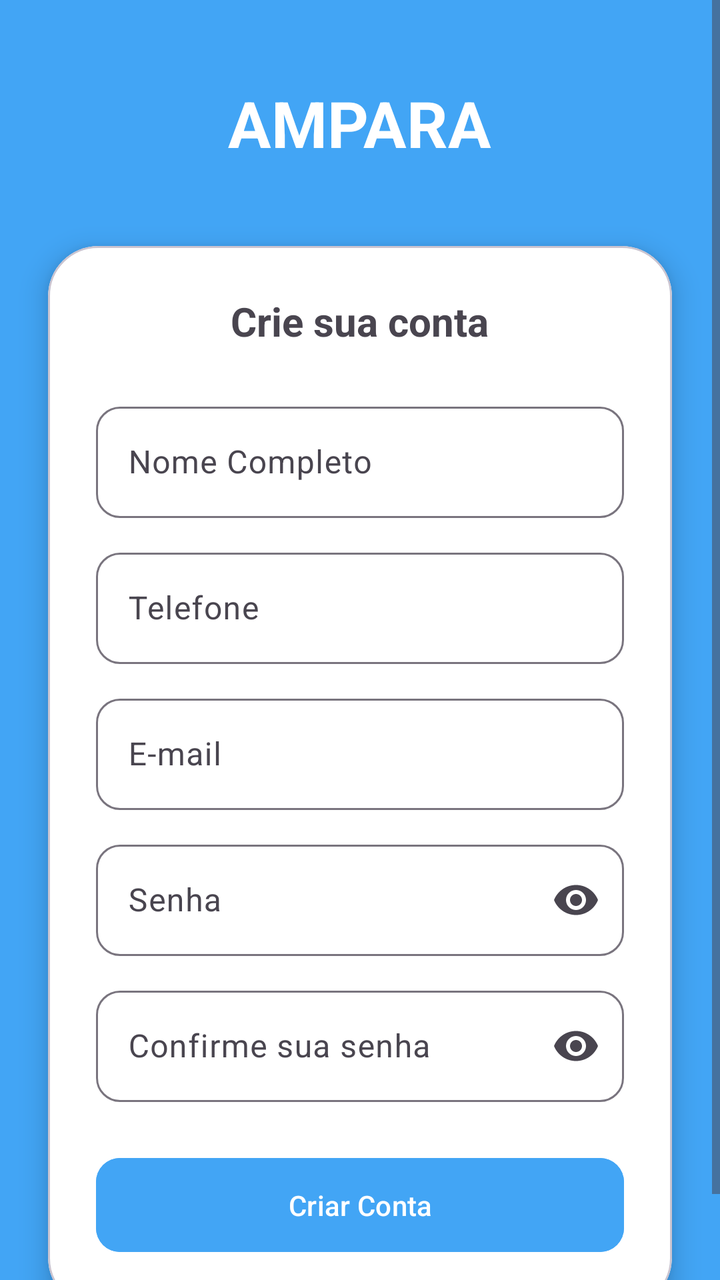
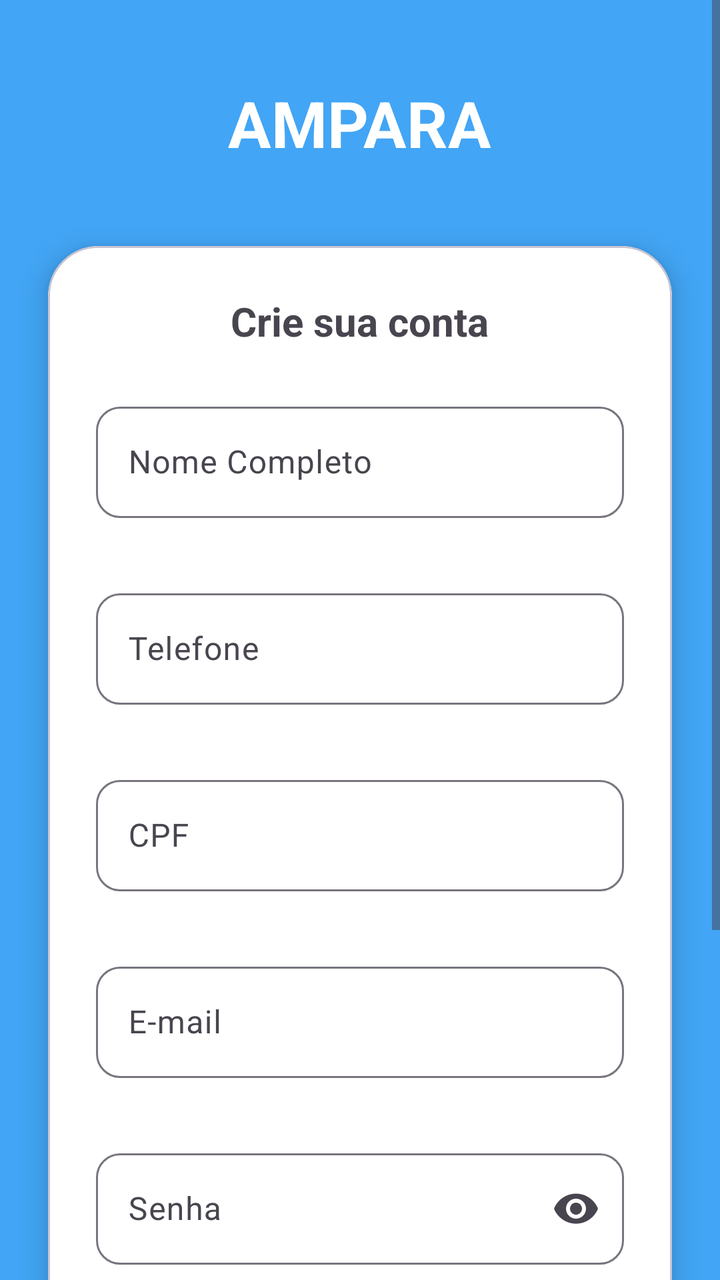

Before-and-after screenshots of an Android layout around one commit, followed by the original layout XML and the change that was made.
<!-- AndroidManifest.xml: application theme Theme.Ampara -->
<!-- res/layout/activity_register.xml -->
<?xml version="1.0" encoding="utf-8"?>
<androidx.constraintlayout.widget.ConstraintLayout xmlns:android="http://schemas.android.com/apk/res/android"
    xmlns:app="http://schemas.android.com/apk/res-auto"
    xmlns:tools="http://schemas.android.com/tools"
    android:layout_width="match_parent"
    android:layout_height="match_parent"
    android:background="@color/primary_ampara"
    tools:context=".ui.RegisterActivity">

    <ScrollView
        android:layout_width="match_parent"
        android:layout_height="match_parent"
        android:fillViewport="true">

        <androidx.constraintlayout.widget.ConstraintLayout
            android:layout_width="match_parent"
            android:layout_height="wrap_content"
            android:paddingBottom="32dp">

            <TextView
                android:id="@+id/tvTitle"
                android:layout_width="wrap_content"
                android:layout_height="wrap_content"
                android:layout_marginTop="40dp"
                android:text="AMPARA"
                android:textColor="@color/white"
                android:textSize="32sp"
                android:textStyle="bold"
                app:layout_constraintEnd_toEndOf="parent"
                app:layout_constraintStart_toStartOf="parent"
                app:layout_constraintTop_toTopOf="parent" />

            <com.google.android.material.card.MaterialCardView
                android:id="@+id/cardRegister"
                android:layout_width="0dp"
                android:layout_height="wrap_content"
                android:layout_marginStart="24dp"
                android:layout_marginTop="40dp"
                android:layout_marginEnd="24dp"
                app:cardBackgroundColor="@color/white"
                app:cardCornerRadius="25dp"
                app:cardElevation="8dp"
                app:layout_constraintEnd_toEndOf="parent"
                app:layout_constraintStart_toStartOf="parent"
                app:layout_constraintTop_toBottomOf="@id/tvTitle">

                <LinearLayout
                    android:layout_width="match_parent"
                    android:layout_height="wrap_content"
                    android:orientation="vertical"
                    android:padding="24dp">

                    <TextView
                        android:layout_width="wrap_content"
                        android:layout_height="wrap_content"
                        android:layout_gravity="center"
                        android:layout_marginBottom="24dp"
                        android:text="Crie sua conta"
                        android:textColor="@color/text_dark"
                        android:textSize="20sp"
                        android:textStyle="bold" />

                    <com.google.android.material.textfield.TextInputLayout
                        style="@style/Widget.Material3.TextInputLayout.OutlinedBox"
                        android:layout_width="match_parent"
                        android:layout_height="wrap_content"
                        android:layout_marginBottom="12dp"
                        android:hint="Nome Completo"
                        app:boxCornerRadiusBottomEnd="12dp"
                        app:boxCornerRadiusBottomStart="12dp"
                        app:boxCornerRadiusTopEnd="12dp"
                        app:boxCornerRadiusTopStart="12dp">

                        <com.google.android.material.textfield.TextInputEditText
                            android:id="@+id/edtName"
                            android:layout_width="match_parent"
                            android:layout_height="wrap_content"
                            android:inputType="textPersonName" />
                    </com.google.android.material.textfield.TextInputLayout>

                    <com.google.android.material.textfield.TextInputLayout
                        style="@style/Widget.Material3.TextInputLayout.OutlinedBox"
                        android:layout_width="match_parent"
                        android:layout_height="wrap_content"
                        android:layout_marginBottom="12dp"
                        android:hint="Telefone"
                        app:boxCornerRadiusBottomEnd="12dp"
                        app:boxCornerRadiusBottomStart="12dp"
                        app:boxCornerRadiusTopEnd="12dp"
                        app:boxCornerRadiusTopStart="12dp">

                        <com.google.android.material.textfield.TextInputEditText
                            android:id="@+id/edtPhone"
                            android:layout_width="match_parent"
                            android:layout_height="wrap_content"
                            android:inputType="phone" />
                    </com.google.android.material.textfield.TextInputLayout>

                    <com.google.android.material.textfield.TextInputLayout
                        style="@style/Widget.Material3.TextInputLayout.OutlinedBox"
                        android:layout_width="match_parent"
                        android:layout_height="wrap_content"
                        android:layout_marginBottom="12dp"
                        android:hint="E-mail"
                        app:boxCornerRadiusBottomEnd="12dp"
                        app:boxCornerRadiusBottomStart="12dp"
                        app:boxCornerRadiusTopEnd="12dp"
                        app:boxCornerRadiusTopStart="12dp">

                        <com.google.android.material.textfield.TextInputEditText
                            android:id="@+id/edtEmail"
                            android:layout_width="match_parent"
                            android:layout_height="wrap_content"
                            android:inputType="textEmailAddress" />
                    </com.google.android.material.textfield.TextInputLayout>

                    <com.google.android.material.textfield.TextInputLayout
                        style="@style/Widget.Material3.TextInputLayout.OutlinedBox"
                        android:layout_width="match_parent"
                        android:layout_height="wrap_content"
                        android:layout_marginBottom="12dp"
                        android:hint="Senha"
                        app:boxCornerRadiusBottomEnd="12dp"
                        app:boxCornerRadiusBottomStart="12dp"
                        app:boxCornerRadiusTopEnd="12dp"
                        app:boxCornerRadiusTopStart="12dp"
                        app:endIconMode="password_toggle">

                        <com.google.android.material.textfield.TextInputEditText
                            android:id="@+id/edtPassword"
                            android:layout_width="match_parent"
                            android:layout_height="wrap_content"
                            android:inputType="textPassword" />
                    </com.google.android.material.textfield.TextInputLayout>

                    <com.google.android.material.textfield.TextInputLayout
                        style="@style/Widget.Material3.TextInputLayout.OutlinedBox"
                        android:layout_width="match_parent"
                        android:layout_height="wrap_content"
                        android:layout_marginBottom="24dp"
                        android:hint="Confirme sua senha"
                        app:boxCornerRadiusBottomEnd="12dp"
                        app:boxCornerRadiusBottomStart="12dp"
                        app:boxCornerRadiusTopEnd="12dp"
                        app:boxCornerRadiusTopStart="12dp"
                        app:endIconMode="password_toggle">

                        <com.google.android.material.textfield.TextInputEditText
                            android:id="@+id/edtConfirmPassword"
                            android:layout_width="match_parent"
                            android:layout_height="wrap_content"
                            android:inputType="textPassword" />
                    </com.google.android.material.textfield.TextInputLayout>

                    <Button
                        android:id="@+id/btnRegister"
                        android:layout_width="match_parent"
                        android:layout_height="55dp"
                        android:backgroundTint="@color/primary_ampara"
                        android:text="Criar Conta"
                        android:textAllCaps="false"
                        android:textColor="@color/white"
                        app:cornerRadius="12dp" />

                </LinearLayout>

            </com.google.android.material.card.MaterialCardView>

        </androidx.constraintlayout.widget.ConstraintLayout>
    </ScrollView>

</androidx.constraintlayout.widget.ConstraintLayout>
<!-- resources referenced by this layout -->
<resources>
  <color name="primary_ampara">#42A5F5</color>
  <color name="text_dark">#49454F</color>
  <color name="white">#FFFFFFFF</color>
  <style name="Theme.Ampara" parent="Theme.Material3.DayNight.NoActionBar">
          
          <item name="colorPrimary">@color/primary_ampara</item>
          <item name="colorOnPrimary">@color/white</item>
          <item name="colorPrimaryContainer">@color/primary_ampara_light</item>
  
          
          <item name="android:statusBarColor">@color/primary_ampara</item>
      </style>
  <color name="primary_ampara_light">#E3F2FD</color>
</resources>

<!-- the commit's change to res/layout/activity_register.xml (unified diff, before → after) -->
@@ -61,6 +61,7 @@
                         android:textStyle="bold" />
 
                     <com.google.android.material.textfield.TextInputLayout
+                        android:id="@+id/tilName"
                         style="@style/Widget.Material3.TextInputLayout.OutlinedBox"
                         android:layout_width="match_parent"
                         android:layout_height="wrap_content"
@@ -69,7 +70,8 @@
                         app:boxCornerRadiusBottomEnd="12dp"
                         app:boxCornerRadiusBottomStart="12dp"
                         app:boxCornerRadiusTopEnd="12dp"
-                        app:boxCornerRadiusTopStart="12dp">
+                        app:boxCornerRadiusTopStart="12dp"
+                        app:errorEnabled="true">
 
                         <com.google.android.material.textfield.TextInputEditText
                             android:id="@+id/edtName"
@@ -79,6 +81,7 @@
                     </com.google.android.material.textfield.TextInputLayout>
 
                     <com.google.android.material.textfield.TextInputLayout
+                        android:id="@+id/tilPhone"
                         style="@style/Widget.Material3.TextInputLayout.OutlinedBox"
                         android:layout_width="match_parent"
                         android:layout_height="wrap_content"
@@ -87,16 +90,40 @@
                         app:boxCornerRadiusBottomEnd="12dp"
                         app:boxCornerRadiusBottomStart="12dp"
                         app:boxCornerRadiusTopEnd="12dp"
-                        app:boxCornerRadiusTopStart="12dp">
+                        app:boxCornerRadiusTopStart="12dp"
+                        app:errorEnabled="true">
 
                         <com.google.android.material.textfield.TextInputEditText
                             android:id="@+id/edtPhone"
                             android:layout_width="match_parent"
                             android:layout_height="wrap_content"
-                            android:inputType="phone" />
-                    </com.google.android.material.textfield.TextInputLayout>
-
-                    <com.google.android.material.textfield.TextInputLayout
+                            android:inputType="phone"
+                            android:maxLength="15" />
+                    </com.google.android.material.textfield.TextInputLayout>
+
+                    <com.google.android.material.textfield.TextInputLayout
+                        android:id="@+id/tilCpf"
+                        style="@style/Widget.Material3.TextInputLayout.OutlinedBox"
+                        android:layout_width="match_parent"
+                        android:layout_height="wrap_content"
+                        android:layout_marginBottom="12dp"
+                        android:hint="CPF"
+                        app:boxCornerRadiusBottomEnd="12dp"
+                        app:boxCornerRadiusBottomStart="12dp"
+                        app:boxCornerRadiusTopEnd="12dp"
+                        app:boxCornerRadiusTopStart="12dp"
+                        app:errorEnabled="true">
+
+                        <com.google.android.material.textfield.TextInputEditText
+                            android:id="@+id/edtCpf"
+                            android:layout_width="match_parent"
+                            android:layout_height="wrap_content"
+                            android:inputType="number"
+                            android:maxLength="14" />
+                    </com.google.android.material.textfield.TextInputLayout>
+
+                    <com.google.android.material.textfield.TextInputLayout
+                        android:id="@+id/tilEmail"
                         style="@style/Widget.Material3.TextInputLayout.OutlinedBox"
                         android:layout_width="match_parent"
                         android:layout_height="wrap_content"
@@ -105,7 +132,8 @@
                         app:boxCornerRadiusBottomEnd="12dp"
                         app:boxCornerRadiusBottomStart="12dp"
                         app:boxCornerRadiusTopEnd="12dp"
-                        app:boxCornerRadiusTopStart="12dp">
+                        app:boxCornerRadiusTopStart="12dp"
+                        app:errorEnabled="true">
 
                         <com.google.android.material.textfield.TextInputEditText
                             android:id="@+id/edtEmail"
@@ -115,6 +143,7 @@
                     </com.google.android.material.textfield.TextInputLayout>
 
                     <com.google.android.material.textfield.TextInputLayout
+                        android:id="@+id/tilPassword"
                         style="@style/Widget.Material3.TextInputLayout.OutlinedBox"
                         android:layout_width="match_parent"
                         android:layout_height="wrap_content"
@@ -124,7 +153,8 @@
                         app:boxCornerRadiusBottomStart="12dp"
                         app:boxCornerRadiusTopEnd="12dp"
                         app:boxCornerRadiusTopStart="12dp"
-                        app:endIconMode="password_toggle">
+                        app:endIconMode="password_toggle"
+                        app:errorEnabled="true">
 
                         <com.google.android.material.textfield.TextInputEditText
                             android:id="@+id/edtPassword"
@@ -134,6 +164,7 @@
                     </com.google.android.material.textfield.TextInputLayout>
 
                     <com.google.android.material.textfield.TextInputLayout
+                        android:id="@+id/tilConfirmPassword"
                         style="@style/Widget.Material3.TextInputLayout.OutlinedBox"
                         android:layout_width="match_parent"
                         android:layout_height="wrap_content"
@@ -143,7 +174,8 @@
                         app:boxCornerRadiusBottomStart="12dp"
                         app:boxCornerRadiusTopEnd="12dp"
                         app:boxCornerRadiusTopStart="12dp"
-                        app:endIconMode="password_toggle">
+                        app:endIconMode="password_toggle"
+                        app:errorEnabled="true">
 
                         <com.google.android.material.textfield.TextInputEditText
                             android:id="@+id/edtConfirmPassword"
